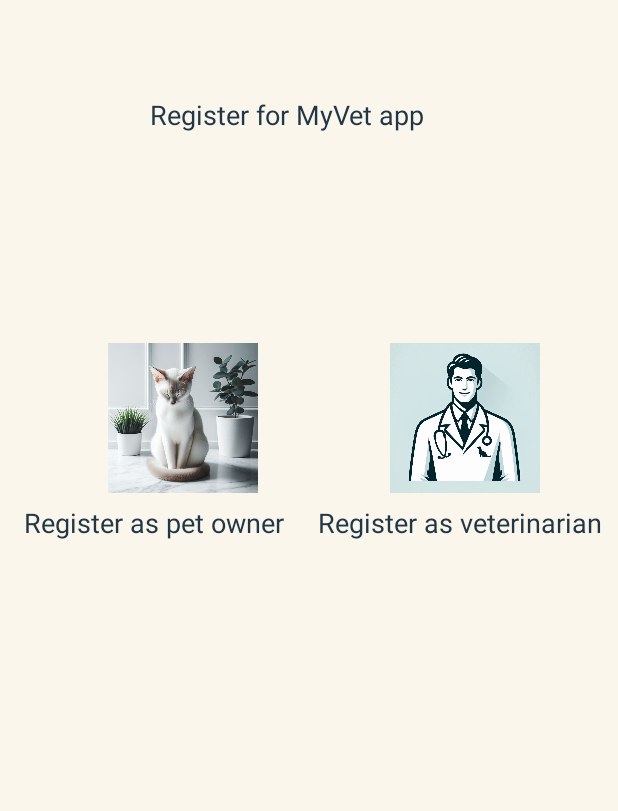
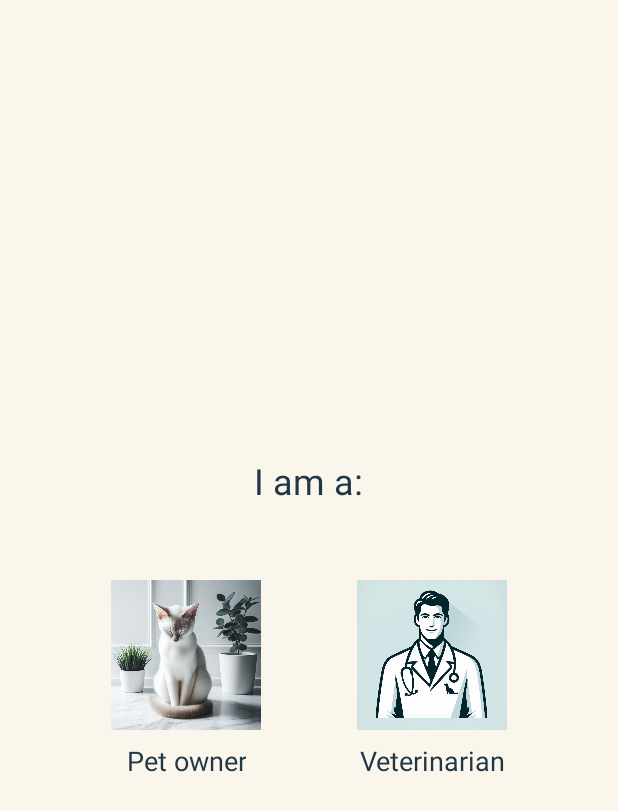
Before and after one commit to MyVet-app/MyVet, an Android app: the SignUp screen opened directly, with no data from a screen before it, on a phone screen of 412 x 824 dp. Shown: the top 811 px of the screen. Run offline under Robolectric (Android 15) with nearby library versions, the phone set to English and light mode, and no system bars.

Commit message:
Overhaul sign up activity layout

```diff
--- a/app/src/main/res/layout/activity_sign_up.xml
+++ b/app/src/main/res/layout/activity_sign_up.xml
@@ -1,67 +1,90 @@
 <?xml version="1.0" encoding="utf-8"?>
-<androidx.constraintlayout.widget.ConstraintLayout
-    xmlns:android="http://schemas.android.com/apk/res/android"
-    xmlns:app="http://schemas.android.com/apk/res-auto"
+<LinearLayout xmlns:android="http://schemas.android.com/apk/res/android"
     xmlns:tools="http://schemas.android.com/tools"
     android:id="@+id/main"
     android:layout_width="match_parent"
     android:layout_height="match_parent"
     android:background="@drawable/login_backround"
+    android:gravity="center"
     tools:context=".SignUp">
 
+    <!-- Vertical LinearLayout to stack title and buttons -->
+    <LinearLayout
+        android:layout_width="match_parent"
+        android:layout_height="wrap_content"
+        android:gravity="center"
+        android:orientation="vertical"
+        android:padding="16dp">
+
+        <!-- Title TextView -->
         <TextView
             android:id="@+id/title"
             android:layout_width="wrap_content"
             android:layout_height="wrap_content"
-        android:text="Register for MyVet app"
+            android:layout_marginBottom="50dp"
+            android:gravity="center"
+            android:text="I am a:"
             android:textColor="#213646"
-        android:textSize="18sp"
-        android:layout_marginTop="64dp"
-        android:layout_marginStart="100dp"
-        app:layout_constraintTop_toTopOf="parent"
-        app:layout_constraintStart_toStartOf="parent" />
+            android:textSize="24sp" />
+
+        <!-- Horizontal LinearLayout for the buttons -->
+        <LinearLayout
+            android:id="@+id/mainLayout"
+            android:layout_width="wrap_content"
+            android:layout_height="match_parent"
+            android:baselineAligned="false"
+            android:gravity="center"
+            android:orientation="horizontal" >
+
+            <!-- Pet button section -->
+            <LinearLayout
+                android:layout_width="wrap_content"
+                android:layout_height="wrap_content"
+                android:layout_marginEnd="64dp"
+                android:gravity="center"
+                android:orientation="vertical">
+
+                <ImageView
+                    android:id="@+id/pet_button"
+                    android:layout_width="100dp"
+                    android:layout_height="100dp"
+                    android:src="@drawable/logo_pet" />
 
                 <TextView
                     android:layout_width="wrap_content"
                     android:layout_height="wrap_content"
-        android:layout_marginStart="16dp"
-        android:layout_marginTop="336dp"
-        android:text="Register as pet owner"
+                    android:layout_marginTop="8dp"
+                    android:gravity="center"
+                    android:text="Pet owner"
                     android:textColor="#213646"
-        android:textSize="18sp"
-        app:layout_constraintStart_toStartOf="parent"
-        app:layout_constraintTop_toTopOf="parent" />
+                    android:textSize="18sp" />
+            </LinearLayout>
 
-    <TextView
+            <!-- Vet button section -->
+            <LinearLayout
                 android:layout_width="wrap_content"
                 android:layout_height="wrap_content"
-        android:layout_marginStart="212dp"
-        android:layout_marginTop="336dp"
-        android:text="Register as veterinarian"
-        android:textColor="#213646"
-        android:textSize="18sp"
-        app:layout_constraintStart_toStartOf="parent"
-        app:layout_constraintTop_toTopOf="parent" />
+                android:gravity="center"
+                android:orientation="vertical">
 
                 <ImageView
                     android:id="@+id/vet_button"
                     android:layout_width="100dp"
                     android:layout_height="100dp"
-        android:layout_marginStart="88dp"
-        android:layout_marginTop="140dp"
-        android:src="@drawable/logo_vet"
-        app:layout_constraintStart_toEndOf="@id/pet_button"
-        app:layout_constraintTop_toBottomOf="@id/title" />
+                    android:src="@drawable/logo_vet" />
 
-    <ImageView
-        android:id="@+id/pet_button"
-        android:layout_width="100dp"
-        android:layout_height="100dp"
-        android:layout_marginStart="72dp"
-        android:layout_marginTop="140dp"
-        android:src="@drawable/logo_pet"
-        app:layout_constraintStart_toStartOf="parent"
-        app:layout_constraintTop_toBottomOf="@id/title" />
+                <TextView
+                    android:layout_width="wrap_content"
+                    android:layout_height="wrap_content"
+                    android:layout_marginTop="8dp"
+                    android:gravity="center"
+                    android:text="Veterinarian"
+                    android:textColor="#213646"
+                    android:textSize="18sp" />
+            </LinearLayout>
 
+        </LinearLayout>
 
-</androidx.constraintlayout.widget.ConstraintLayout>
+    </LinearLayout>
+
+</LinearLayout>
```
Lines whose indentation alone changed are shown as unchanged.
